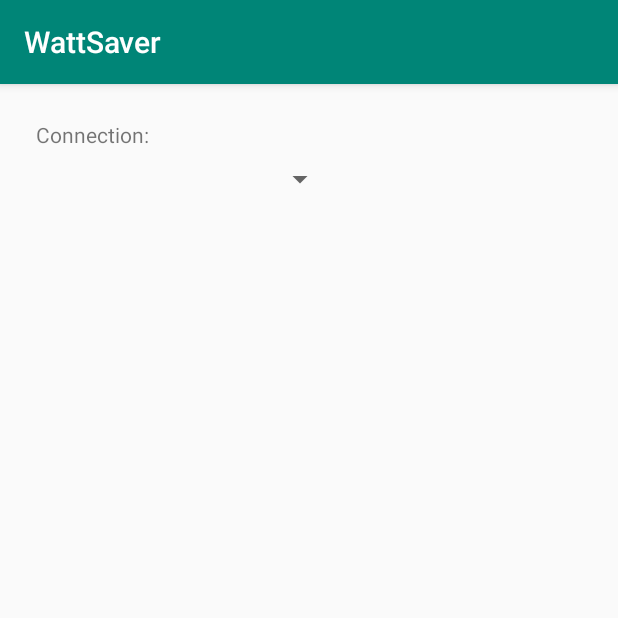
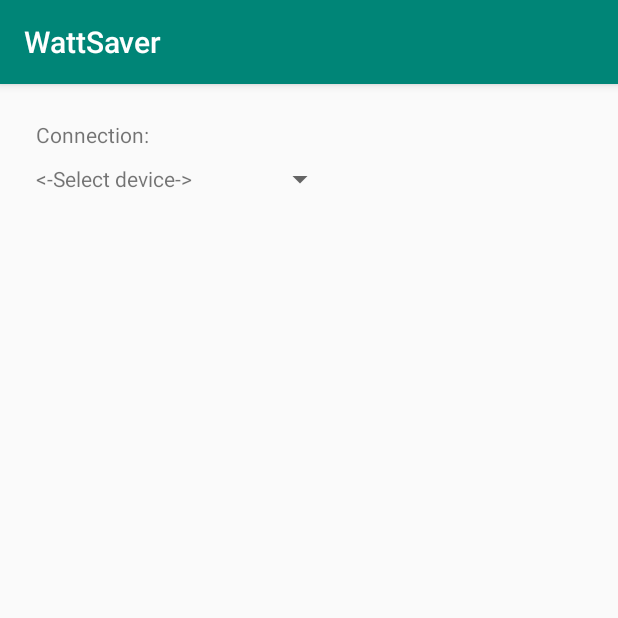
Before and after one commit to daniel-isme/WattSave, an Android app: the screen it shows after launch (MainActivity), on a phone screen of 412 x 824 dp, the top half of it. Run offline under Robolectric (Android 15) with nearby library versions, the light colour scheme and no system bars.

Commit message:
On "Test_connection" selected logic block

```diff
--- a/app/src/main/java/com/example/wattsaver/MainActivity.kt
+++ b/app/src/main/java/com/example/wattsaver/MainActivity.kt
@@ -2,8 +2,10 @@ package com.example.wattsaver
 
 import android.bluetooth.BluetoothAdapter
 import android.os.Bundle
+import android.view.View
+import android.widget.AdapterView
 import android.widget.ArrayAdapter
-import android.widget.Spinner
+import android.widget.Toast
 import androidx.appcompat.app.AppCompatActivity
 import kotlinx.android.synthetic.main.activity_main.*
 
@@ -14,10 +16,30 @@ class MainActivity : AppCompatActivity() {
         super.onCreate(savedInstanceState)
         setContentView(R.layout.activity_main)
 
+        addBTDevicesToSpinner()
+
+        devicesSpinner.onItemSelectedListener = object : AdapterView.OnItemSelectedListener{
+            override fun onNothingSelected(parent: AdapterView<*>?) {}
+
+            override fun onItemSelected(parent: AdapterView<*>?, view: View?, position: Int, id: Long) {
+                val selectedItem = parent?.getItemAtPosition(position).toString()
+                if (selectedItem == "Test_connection") {
+                    Toast.makeText(applicationContext, "Connected successfully!", Toast.LENGTH_SHORT).show()
+
+
+                }
+            }
+
+        }
+    }
+
+    private fun addBTDevicesToSpinner() {
         val mBluetoothAdapter = BluetoothAdapter.getDefaultAdapter()
         val pairedDevices = mBluetoothAdapter.bondedDevices
 
         val s: MutableList<String> = ArrayList()
+        s.add("<-Select device->")
+        s.add("Test_connection")
         for (bt in pairedDevices) s.add(bt.name)
 
         devicesSpinner.adapter = ArrayAdapter(this, R.layout.list_item,
```
